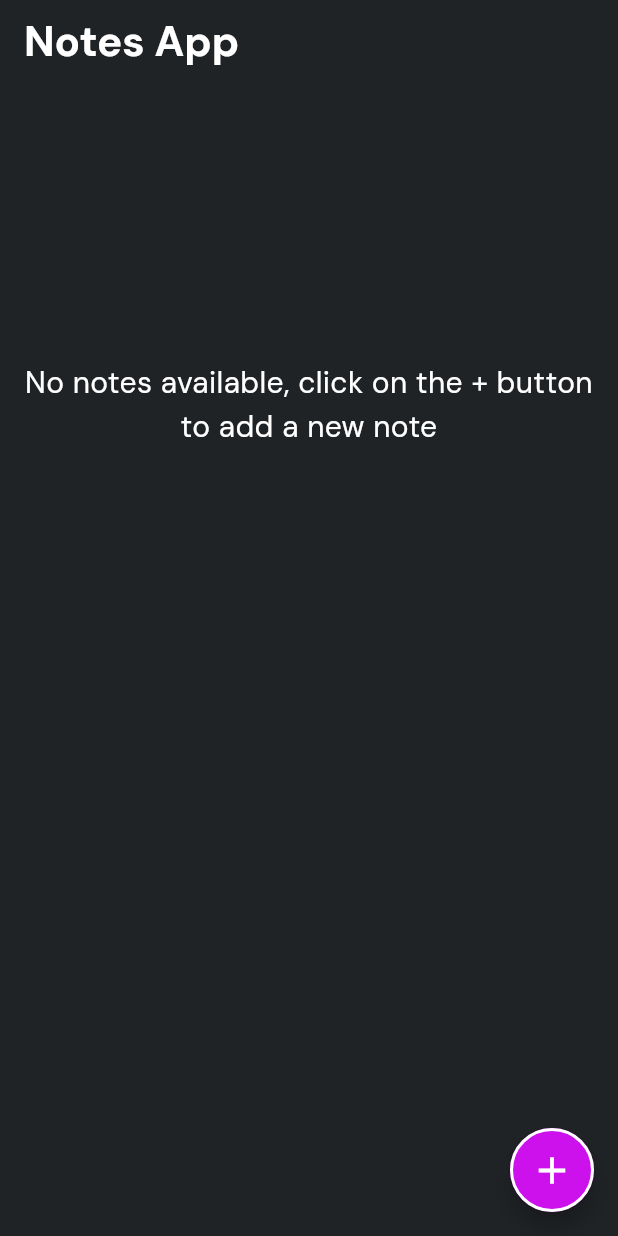
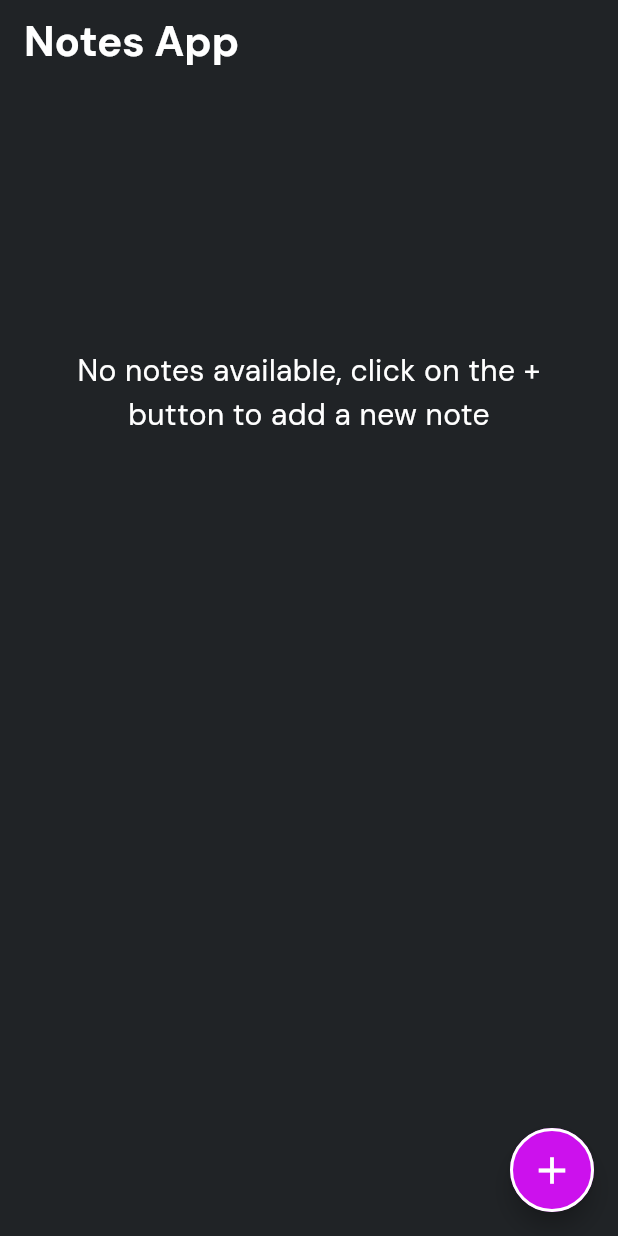
Before and after one commit to Ramesh-Kaushika/Flutter_Notes_App, a Flutter app: the screen it shows after launch, on a phone screen of 412 x 824 dp. Run offline on Flutter 3.47's test engine with Material 3 defaults, Android fonts, the phone set to English and light mode, and no system bars; our stand-ins replace go_router, google_fonts, sqflite, sqflite_common_ffi; accounts and stored records are empty.

Commit message:
creating styles

```diff
--- a/lib/pages/home_page.dart
+++ b/lib/pages/home_page.dart
@@ -80,9 +80,14 @@ class _HomePageState extends State<HomePage> {
         centerTitle: false,
         title: const Text("Notes App", style: AppTextStyles.appTitle),
       ),
-      body: Padding(
-        padding: const EdgeInsets.all(8.0),
-        child: items.isEmpty
+      body: SingleChildScrollView(
+        child: Padding(
+          padding: const EdgeInsets.symmetric(
+              horizontal: AppConstants.kDefaultPadding),
+          child: Column(
+            crossAxisAlignment: CrossAxisAlignment.start,
+            children: [
+              items.isEmpty
                   ? SizedBox(
                       height: MediaQuery.of(context).size.height * 0.5,
                       child: const Center(
@@ -96,7 +101,8 @@ class _HomePageState extends State<HomePage> {
                   : GridView.builder(
                       shrinkWrap: true,
                       physics: const NeverScrollableScrollPhysics(),
-                gridDelegate: const SliverGridDelegateWithFixedCrossAxisCount(
+                      gridDelegate:
+                          const SliverGridDelegateWithFixedCrossAxisCount(
                         crossAxisCount: 2,
                         crossAxisSpacing: AppConstants.kDefaultPadding,
                         mainAxisSpacing: AppConstants.kDefaultPadding,
@@ -109,9 +115,12 @@ class _HomePageState extends State<HomePage> {
                           noteTitle: item.title,
                           noteContent: item.description,
                           removeNote: () => _deleteItem(item.id!),
-                    editNote:  () => _updateItem(item),
+                          editNote: () => _updateItem(item),
                         );
                       },
+                    ),
+            ],
+          ),
         ),
       ),
       floatingActionButton: FloatingActionButton(
```
Also changed, not shown: lib/pages/create_note_page.dart (+16 -5 lines). Lines whose indentation alone changed are shown as unchanged.
